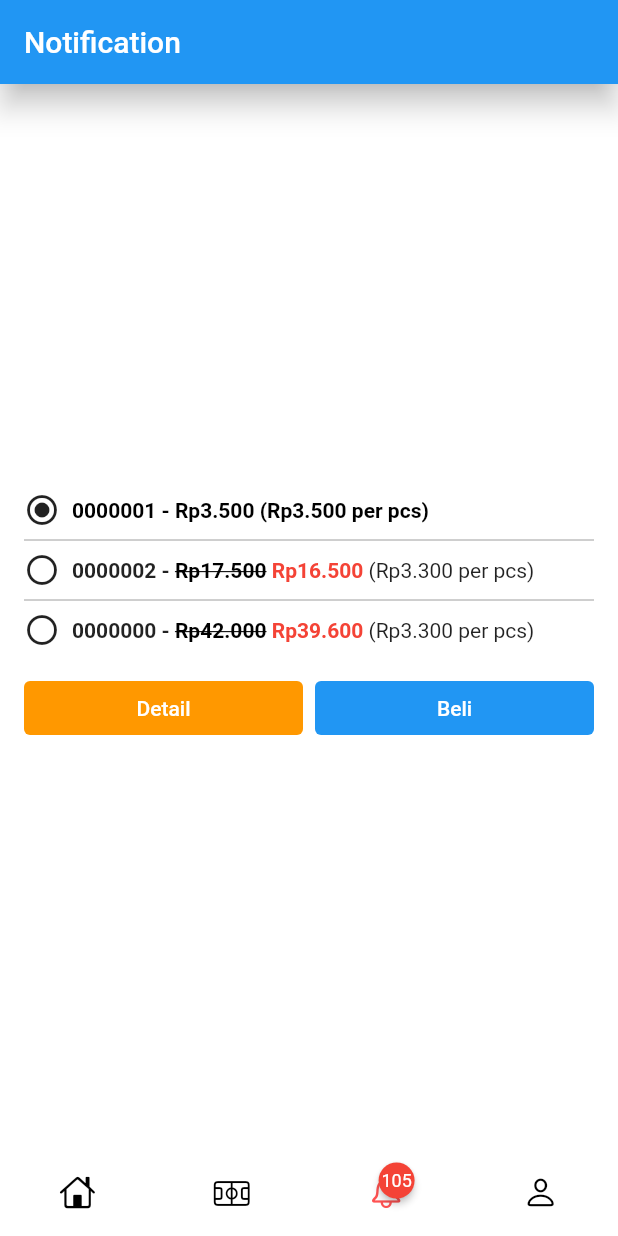
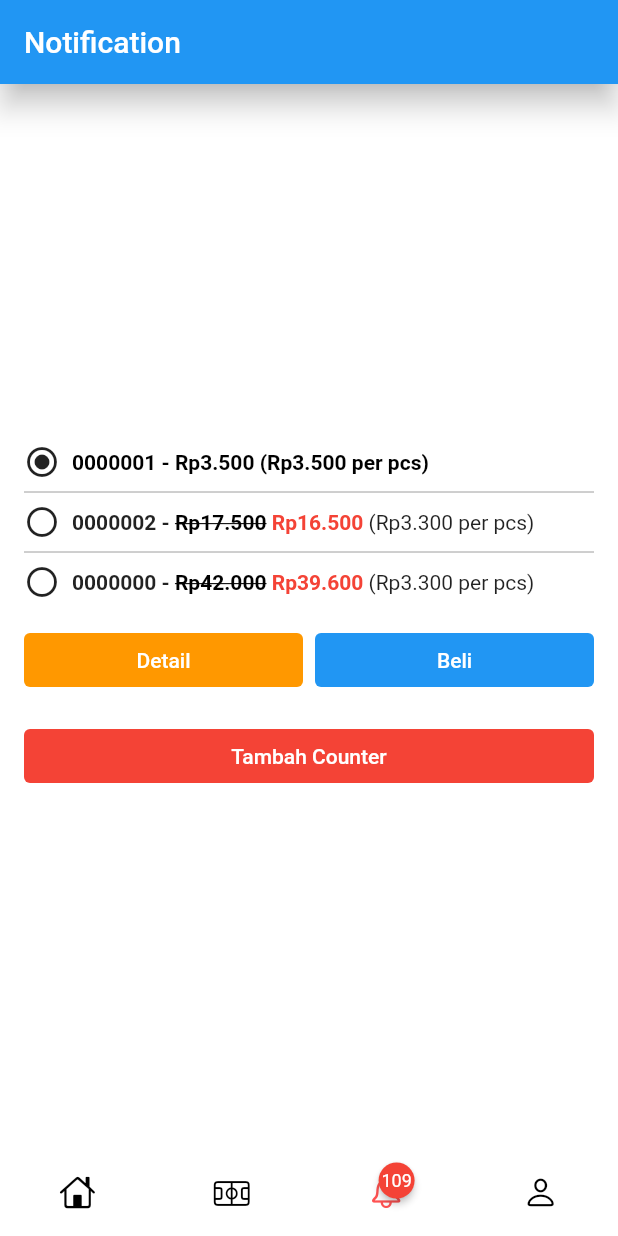
Before and after one commit to alannurabdann/flutter_bottom_nav, a Flutter app: the screen it shows after launch, item 3 of the bottom bar chosen, on a phone screen of 412 x 824 dp. Run offline on Flutter 3.47's test engine with Material 2 defaults, Android fonts, the phone set to English and light mode, and no system bars; drawn by our look-alikes of badges; our stand-ins replace geocoding, get, google_maps_flutter, logger; missing offline and left inert: flutter_google_places, google_api_headers, google_maps_webservice.

Commit message:
counter badge di halaman utama

```diff
--- a/lib/pages/alerts/alerts_page.dart
+++ b/lib/pages/alerts/alerts_page.dart
@@ -2,6 +2,7 @@ import 'package:flutter/material.dart';
 import 'package:get/get.dart';
 import 'package:getx_app/models/products.dart';
 import 'package:getx_app/pages/alerts/alerts_controller.dart';
+import 'package:getx_app/pages/others/add_alert_page.dart';
 import 'package:getx_app/widgets/child_products.dart';
 
 AlertsController controller = Get.put(AlertsController());
@@ -53,7 +54,9 @@ class CustomPicks extends State<AlertsPage> {
                             foregroundColor:
                                 MaterialStateProperty.all<Color>(Colors.white),
                           ),
-                          onPressed: () {controller.showDialogItem(context);},
+                          onPressed: () {
+                            controller.showDialogItem(context);
+                          },
                         ),
                       ),
                       SizedBox(width: 8.0),
@@ -66,10 +69,25 @@ class CustomPicks extends State<AlertsPage> {
                             foregroundColor:
                                 MaterialStateProperty.all<Color>(Colors.white),
                           ),
-                          onPressed: () { controller.buyItem(context); },
+                          onPressed: () {
+                            controller.buyItem(context);
+                          },
                         ),
                       )
                     ],
+                  ),
+                  SizedBox(height: 16.0),
+                  TextButton(
+                    child: Text("Tambah Counter"),
+                    style: ButtonStyle(
+                      backgroundColor:
+                          MaterialStateProperty.all<Color>(Colors.red),
+                      foregroundColor:
+                          MaterialStateProperty.all<Color>(Colors.white),
+                    ),
+                    onPressed: () {
+                      Get.to(AddAlertPage());
+                    },
                   ),
                 ])));
   }
--- a/lib/pages/dashboard/dashboard_controller.dart
+++ b/lib/pages/dashboard/dashboard_controller.dart
@@ -3,6 +3,7 @@ import 'package:get/get.dart';
 class DashboardController extends GetxController {
   var tabIndex = 0;
   var title = "Home";
+  var counter = 109.obs;
 
   void changeTabIndex(int index) {
     tabIndex = index;
@@ -24,4 +25,12 @@ class DashboardController extends GetxController {
     }
     update();
   }
+
+  void addCounter(){
+    this.counter.value += 1;
+  }
+
+  void minusCounter(){
+    this.counter.value -= 1;
+  }
 }
--- a/lib/pages/dashboard/dashboard_page.dart
+++ b/lib/pages/dashboard/dashboard_page.dart
@@ -15,7 +15,10 @@ class DashboardPage extends StatelessWidget {
     return GetBuilder<DashboardController>(
       builder: (controller) {
         return Scaffold(
-          appBar: AppBar(title: Text(controller.title), elevation: 8,),
+          appBar: AppBar(
+            title: Text(controller.title),
+            elevation: 8,
+          ),
           body: SafeArea(
             child: IndexedStack(
               index: controller.tabIndex,
@@ -53,11 +56,12 @@ class DashboardPage extends StatelessWidget {
                   position: BadgePosition.topEnd(),
                   borderRadius: BorderRadius.circular(100),
                   child: Icon(CupertinoIcons.bell),
-                  badgeContent: Text("105",
-                      style: TextStyle(
-                        color: Colors.white,
-                        fontSize: 12,
-                      )),
+                  badgeContent:
+                      Obx(() => Text(controller.counter.value.toString(),
+                          style: TextStyle(
+                            color: Colors.white,
+                            fontSize: 12,
+                          ))),
                 ),
               ),
               _bottomNavigationBarItem(
```
Also changed, not shown: lib/pages/others/add_alert_page.dart (added, +61 -0 lines).
